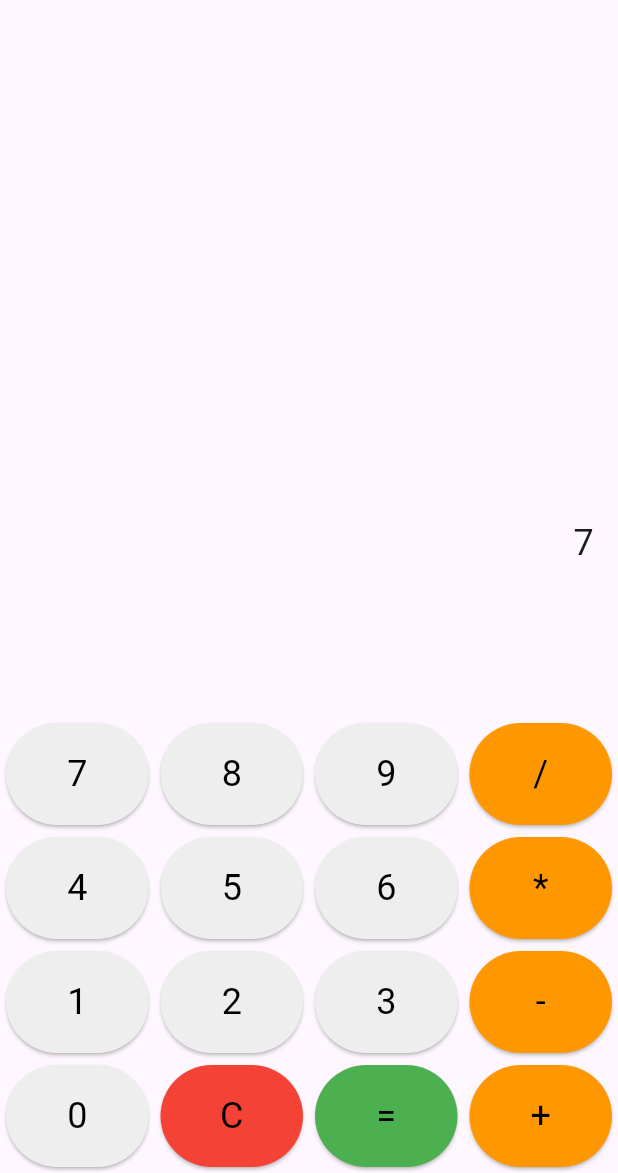
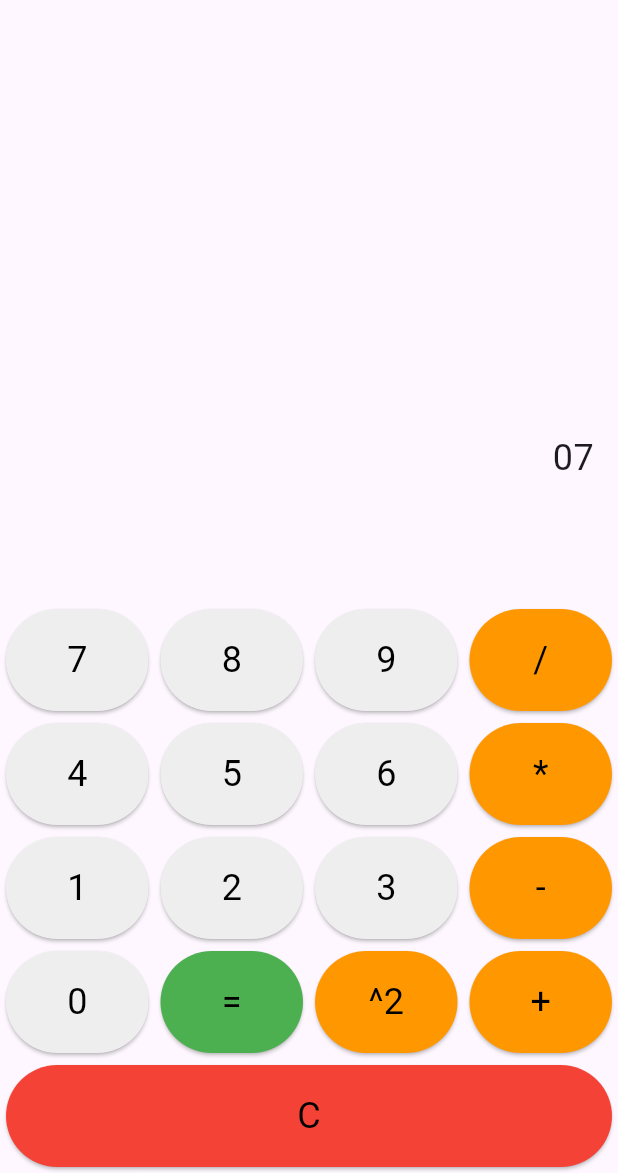
Before and after one commit to MithileshPabbaa/flutter-calculator, a Flutter app: the screen it shows after launch, after a tap on an icon or button, on a phone screen of 412 x 824 dp, the part 63-1236 px from its top. Run offline on Flutter 3.47's test engine with Material 3 defaults, Android fonts, the phone set to English and light mode, and no system bars; missing offline and left inert: expressions.

Commit message:
Added square button to the calculator app

```diff
--- a/lib/main.dart
+++ b/lib/main.dart
@@ -42,6 +42,20 @@ class CalculatorScreenState extends State<CalculatorScreen> {
           var evalResult = evaluator.eval(exp, {});
           result = '$expression = $evalResult';
           expression = evalResult.toString();
+        } catch (e) {
+          result = 'Error';
+          expression = '';
+        }
+      }
+      else if (buttonText == '^2') {
+        try {
+          Expression exp = Expression.parse(expression);
+          const evaluator = ExpressionEvaluator();
+          var evalResult = evaluator.eval(exp, {});
+          var squaredResult = evalResult * evalResult;
+
+          result = '$expression^2 = $squaredResult';
+          expression = squaredResult.toString();
         } catch (e) {
           result = 'Error';
           expression = '';
@@ -129,9 +143,14 @@ class CalculatorScreenState extends State<CalculatorScreen> {
               Row(
                 children: <Widget>[
                   buildButton('0', Colors.grey[200]!),
+                  buildButton('=', Colors.green),
+                  buildButton('^2', Colors.orange),
+                  buildButton('+', Colors.orange),
+                ],
+              ),
+              Row(
+                children: <Widget>[
                   buildButton('C', Colors.red),
-                  buildButton('=', Colors.green),
-                  buildButton('+', Colors.orange),
                 ],
               ),
             ],
```
